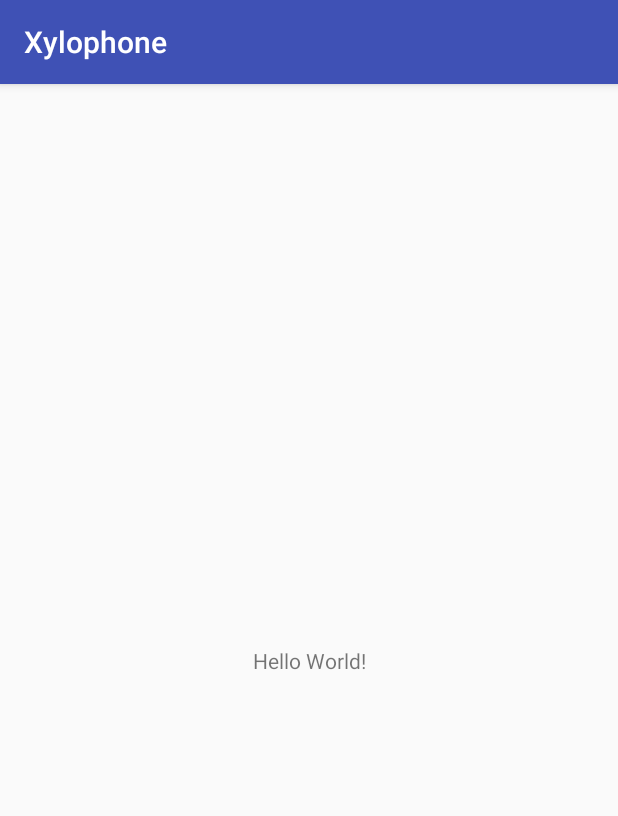
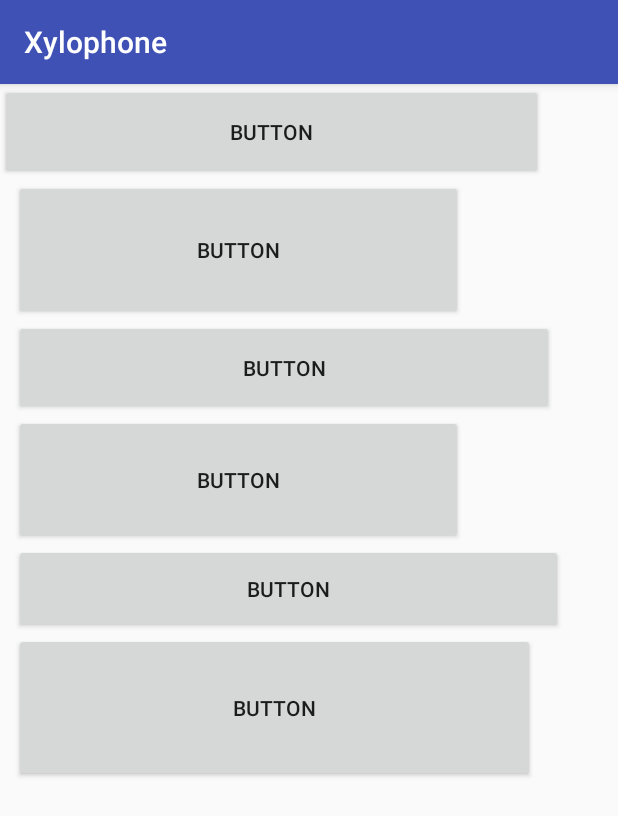
Before and after one commit to tanwarrohit825/Xylophone, an Android app: the screen it shows after launch (MainActivity), on a phone screen of 412 x 824 dp. Shown: the top 816 px of the screen. Run offline under Robolectric (Android 15) with nearby library versions, the phone set to English and light mode, and no system bars.

Commit message:
add resource
<add raw file>

```diff
--- a/app/src/main/res/layout/activity_main.xml
+++ b/app/src/main/res/layout/activity_main.xml
@@ -6,13 +6,50 @@
     android:layout_height="match_parent"
     tools:context=".MainActivity">
 
-    <TextView
-        android:layout_width="wrap_content"
-        android:layout_height="wrap_content"
-        android:text="Hello World!"
-        app:layout_constraintBottom_toBottomOf="parent"
-        app:layout_constraintLeft_toLeftOf="parent"
-        app:layout_constraintRight_toRightOf="parent"
-        app:layout_constraintTop_toTopOf="parent" />
+    <LinearLayout
+        android:layout_width="match_parent"
+        android:layout_height="match_parent"
+        android:orientation="vertical">
 
+        <Button
+            android:id="@+id/button6"
+            android:layout_width="362dp"
+            android:layout_height="64dp"
+            android:text="Button" />
+
+        <Button
+            android:id="@+id/button4"
+            android:layout_width="299dp"
+            android:layout_height="93dp"
+            android:layout_marginLeft="9dp"
+            android:text="Button" />
+
+        <Button
+            android:id="@+id/button5"
+            android:layout_width="360dp"
+            android:layout_height="63dp"
+            android:layout_marginLeft="9dp"
+            android:text="Button" />
+
+        <Button
+            android:id="@+id/button3"
+            android:layout_width="299dp"
+            android:layout_height="86dp"
+            android:layout_marginLeft="9dp"
+            android:text="Button" />
+
+        <Button
+            android:id="@+id/button2"
+            android:layout_width="366dp"
+            android:layout_height="59dp"
+            android:layout_marginLeft="9dp"
+            android:text="Button" />
+
+        <Button
+            android:id="@+id/button"
+            android:layout_width="347dp"
+            android:layout_height="99dp"
+            android:layout_marginLeft="9dp"
+            android:text="Button" />
+    </LinearLayout>
 </android.support.constraint.ConstraintLayout>
--- a/app/src/main/res/mipmap-anydpi-v26/ic_launcher.xml
+++ b/app/src/main/res/mipmap-anydpi-v26/ic_launcher.xml
@@ -1,5 +1,5 @@
 <?xml version="1.0" encoding="utf-8"?>
 <adaptive-icon xmlns:android="http://schemas.android.com/apk/res/android">
-    <background android:drawable="@drawable/ic_launcher_background" />
-    <foreground android:drawable="@drawable/ic_launcher_foreground" />
+    <background android:drawable="@drawable/ic_launcher_background"/>
+    <foreground android:drawable="@mipmap/ic_launcher_foreground"/>
 </adaptive-icon>
--- a/app/src/main/res/mipmap-anydpi-v26/ic_launcher_round.xml
+++ b/app/src/main/res/mipmap-anydpi-v26/ic_launcher_round.xml
@@ -1,5 +1,5 @@
 <?xml version="1.0" encoding="utf-8"?>
 <adaptive-icon xmlns:android="http://schemas.android.com/apk/res/android">
-    <background android:drawable="@drawable/ic_launcher_background" />
-    <foreground android:drawable="@drawable/ic_launcher_foreground" />
+    <background android:drawable="@drawable/ic_launcher_background"/>
+    <foreground android:drawable="@mipmap/ic_launcher_foreground"/>
 </adaptive-icon>
--- a/app/src/main/res/values/colors.xml
+++ b/app/src/main/res/values/colors.xml
@@ -3,4 +3,9 @@
     <color name="colorPrimary">#3F51B5</color>
     <color name="colorPrimaryDark">#303F9F</color>
     <color name="colorAccent">#FF4081</color>
+    <color name="blue">#2980b9</color>
+    <color name="red"> #CF000F</color>
+    <color name="black"> #171516</color>
+    <color name="yellow"> #FFFA37</color>
+    <color name="orange"> #E67E22</color>
 </resources>
```
Also changed, not shown: app/src/main/res/drawable/ic_launcher_background.xml (+70 -166 lines), app/src/main/res/mipmap-hdpi/ic_launcher.png, app/src/main/res/mipmap-hdpi/ic_launcher_round.png, app/src/main/res/mipmap-mdpi/ic_launcher.png, app/src/main/res/mipmap-mdpi/ic_launcher_round.png, app/src/main/res/mipmap-xhdpi/ic_launcher.png, app/src/main/res/mipmap-xhdpi/ic_launcher_round.png, app/src/main/res/mipmap-xxhdpi/ic_launcher.png, app/src/main/res/mipmap-xxhdpi/ic_launcher_round.png, app/src/main/res/mipmap-xxxhdpi/ic_launcher.png, app/src/main/res/mipmap-xxxhdpi/ic_launcher_round.png.
